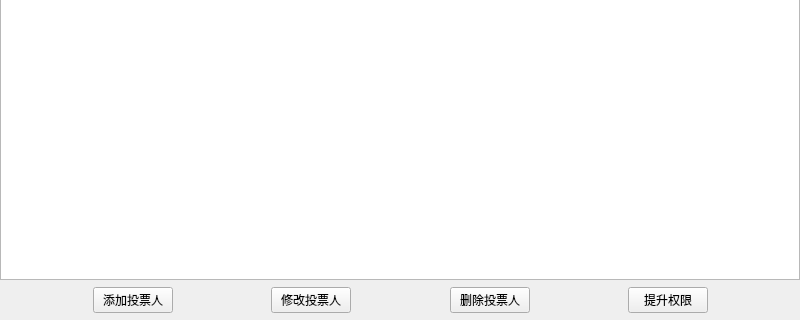
hekai97/MyDSCD, file adminwindow.ui: the form before one commit; both pictures show x 0 to 800 and y 280 to 600 of the 800 by 600 pixel window.
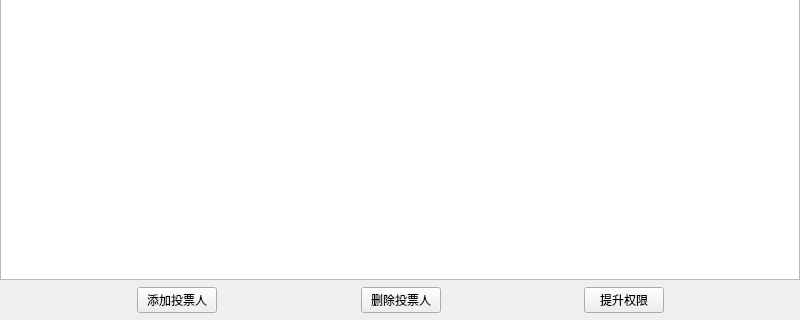
The form after the commit. The open tabs and pages were chosen to show the change.

What changed in the file:
```diff
--- a/adminwindow.ui
+++ b/adminwindow.ui
@@ -239,26 +239,6 @@
          </property>
         </widget>
        </item>
-       <item>
-        <spacer name="horizontalSpacer_9">
-         <property name="orientation">
-          <enum>Qt::Horizontal</enum>
-         </property>
-         <property name="sizeHint" stdset="0">
-          <size>
-           <width>40</width>
-           <height>20</height>
-          </size>
-         </property>
-        </spacer>
-       </item>
-       <item>
-        <widget class="QPushButton" name="pushButton_8">
-         <property name="text">
-          <string>修改投票人</string>
-         </property>
-        </widget>
-       </item>
        <item>
         <spacer name="horizontalSpacer_10">
          <property name="orientation">
```
Left out of the diff: 2 changed lines with no effect on the pictures.
